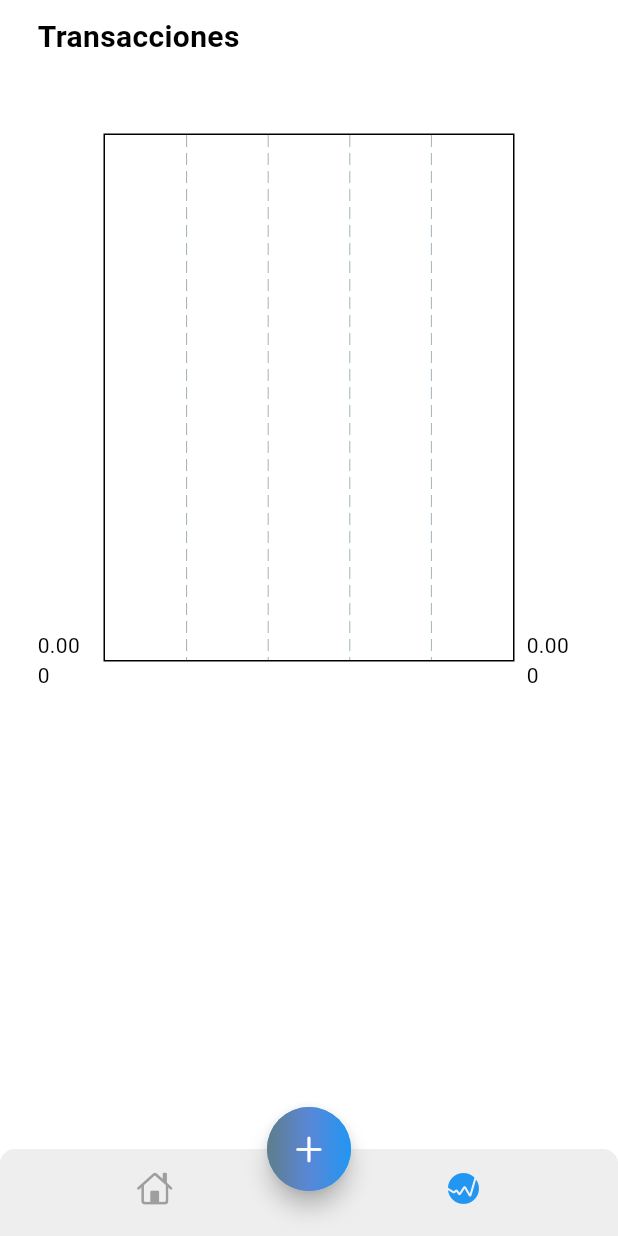
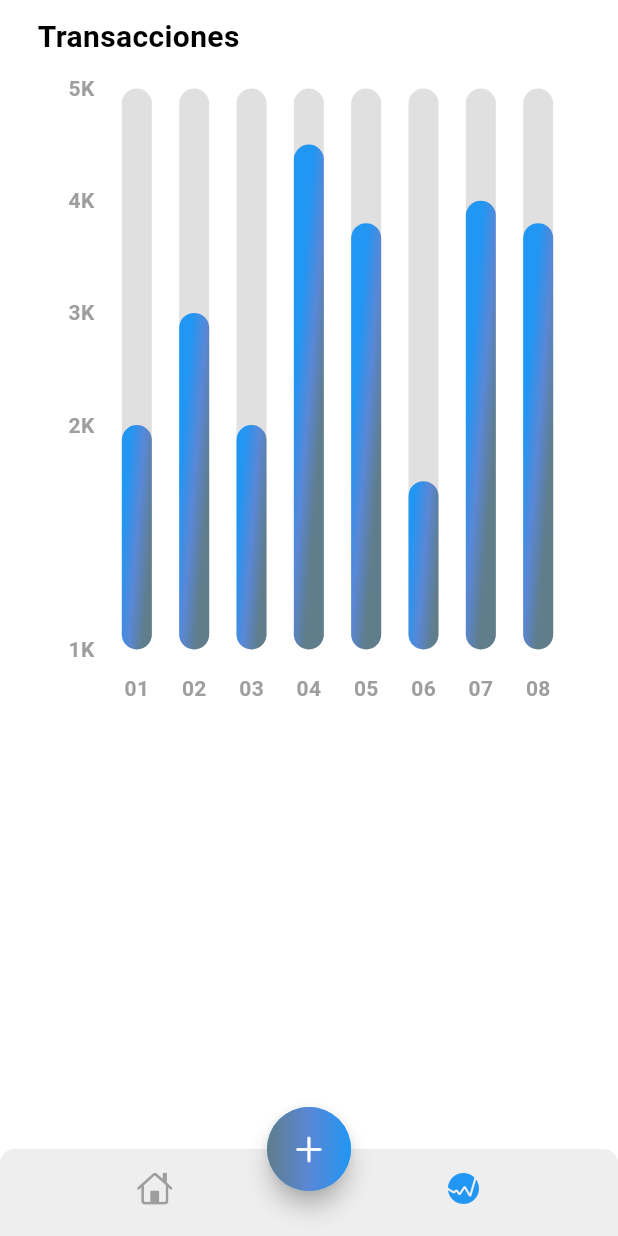
Before and after one commit to JuanFeletes24/Aplicaci-n-Finanzas--1, a Flutter app: the screen it shows after launch, item 2 of the bottom bar chosen, on a phone screen of 412 x 824 dp. Run offline on Flutter 3.47's test engine with Material 3 defaults, Android fonts, the phone set to English and light mode, and no system bars; drawn by our look-alikes of fl_chart; our stand-ins replace font_awesome_flutter.

Commit message:
terminacion maqueta

```diff
--- /dev/null
+++ b/lib/screen/stats/grafico.dart
@@ -0,0 +1,171 @@
+import 'dart:math';
+import 'package:fl_chart/fl_chart.dart';
+import 'package:flutter/material.dart';
+
+class MiGrafico extends StatefulWidget {
+  const MiGrafico({super.key});
+
+  @override
+  State<MiGrafico> createState() => _MyChartState();
+}
+
+class _MyChartState extends State<MiGrafico> {
+  @override
+  Widget build(BuildContext context) {
+    return BarChart(
+      mainBarData(),
+    );
+  }
+
+  BarChartGroupData makeGroupData(int x, double y) {
+    return BarChartGroupData(
+      x: x,
+      barRods: [
+        BarChartRodData(
+          toY: y,
+          gradient: LinearGradient(
+            colors: [
+              Theme.of(context).colorScheme.primary,
+              Theme.of(context).colorScheme.secondary,
+              Theme.of(context).colorScheme.tertiary,
+            ],
+            transform: const GradientRotation(pi / 40),
+          ),
+          width: 20,
+          backDrawRodData: BackgroundBarChartRodData(
+            show: true,
+            toY: 5,
+            color: Colors.grey.shade300
+          )
+        )
+      ]
+    );
+  }
+
+  List<BarChartGroupData> showingGroups() => List.generate(8, (i) {
+    switch (i) {
+      case 0:
+        return makeGroupData(0, 2);
+      case 1:
+        return makeGroupData(1, 3);
+      case 2:
+        return makeGroupData(2, 2);
+      case 3:
+        return makeGroupData(3, 4.5);
+      case 4:
+        return makeGroupData(4, 3.8);
+      case 5:
+        return makeGroupData(5, 1.5);
+      case 6:
+        return makeGroupData(6, 4);
+      case 7:
+        return makeGroupData(7, 3.8);
+      default:
+        return throw Error();
+    }
+  });
+
+  BarChartData mainBarData() {
+    return BarChartData(
+      titlesData: FlTitlesData(
+        show: true,
+        rightTitles: const AxisTitles(
+          sideTitles: SideTitles(showTitles: false)
+        ),
+        topTitles: const AxisTitles(
+          sideTitles: SideTitles(showTitles: false)
+        ),
+        bottomTitles: AxisTitles(
+          sideTitles: SideTitles(
+            showTitles: true,
+            reservedSize: 38,
+            getTitlesWidget: getTiles,
+          )
+        ),
+        leftTitles: AxisTitles(
+          sideTitles: SideTitles(
+            showTitles: true,
+            reservedSize: 38,
+            getTitlesWidget: leftTitles,
+          ),
+        ),
+      ),
+      borderData: FlBorderData(
+        show: false
+      ),
+      gridData: const FlGridData(show: false),
+      barGroups: showingGroups(),
+    );
+  }
+
+  Widget getTiles(double value, TitleMeta meta) {
+    const style = TextStyle(
+      color: Colors.grey,
+      fontWeight: FontWeight.bold,
+      fontSize: 14,
+    );
+    Widget text;
+
+    switch (value.toInt()) {
+      case 0:
+        text = const Text('01', style: style);
+        break;
+      case 1:
+        text = const Text('02', style: style);
+        break;
+      case 2:
+        text = const Text('03', style: style);
+        break;
+      case 3:
+        text = const Text('04', style: style);
+        break;
+      case 4:
+        text = const Text('05', style: style);
+        break;
+      case 5:
+        text = const Text('06', style: style);
+        break;
+      case 6:
+        text = const Text('07', style: style);
+        break;
+      case 7:
+        text = const Text('08', style: style);
+        break;
+      default:
+        text = const Text('', style: style);
+        break;
+    }
+    return SideTitleWidget(
+      axisSide: meta.axisSide,
+      space: 16,
+      child: text,
+    );
+  }
+
+   Widget leftTitles(double value, TitleMeta meta) {
+    const style = TextStyle(
+      color: Colors.grey,
+      fontWeight: FontWeight.bold,
+      fontSize: 14,
+    );
+    String text;
+    if (value == 0) {
+      text = '1K';
+    } else if (value == 2) {
+      text = '2K';
+    } else if (value == 3) {
+      text = '3K';
+    } else if (value == 4) {
+      text = '4K';
+    } else if (value == 5) {
+      text = '5K';
+    } else {
+      return Container();
+    }
+    return SideTitleWidget(
+      axisSide: meta.axisSide,
+      space: 0,
+      child: Text(text, style: style),
+    );
+  }
+}
--- a/lib/screen/stats/stats.dart
+++ b/lib/screen/stats/stats.dart
@@ -1,5 +1,5 @@
-import 'package:fl_chart/fl_chart.dart';
 import 'package:flutter/material.dart';
+import 'package:happybills_branch_juanrojas/screen/stats/grafico.dart';
 
 class StatScreen extends StatelessWidget {
   const StatScreen({super.key});
@@ -12,17 +12,16 @@ class StatScreen extends StatelessWidget {
         child: Column(
           crossAxisAlignment: CrossAxisAlignment.start,
           children: [
-            Text("Transacciones", style: TextStyle(fontSize: 20, fontWeight: FontWeight.bold),),
-            SizedBox(height: 20,),
-            Container(
-                width: MediaQuery.of(context).size.width,
-                height: MediaQuery.of(context).size.width,
-                child: BarChart(
-                  BarChartData(
-
-                  )
-                ),
-            )
+            Text(
+              "Transacciones",
+              style: TextStyle(fontSize: 20, fontWeight: FontWeight.bold),
+            ),
+            SizedBox(height: 20),
+            SizedBox(
+              width: MediaQuery.of(context).size.width,
+              height: MediaQuery.of(context).size.width,
+              child: MiGrafico(),
+            ),
           ],
         ),
       ),
```
